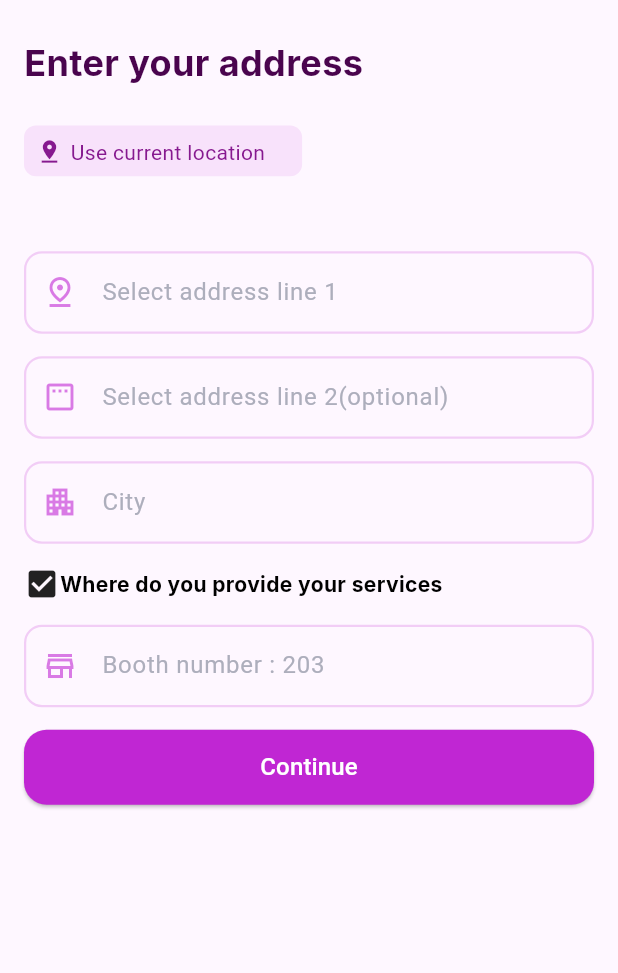
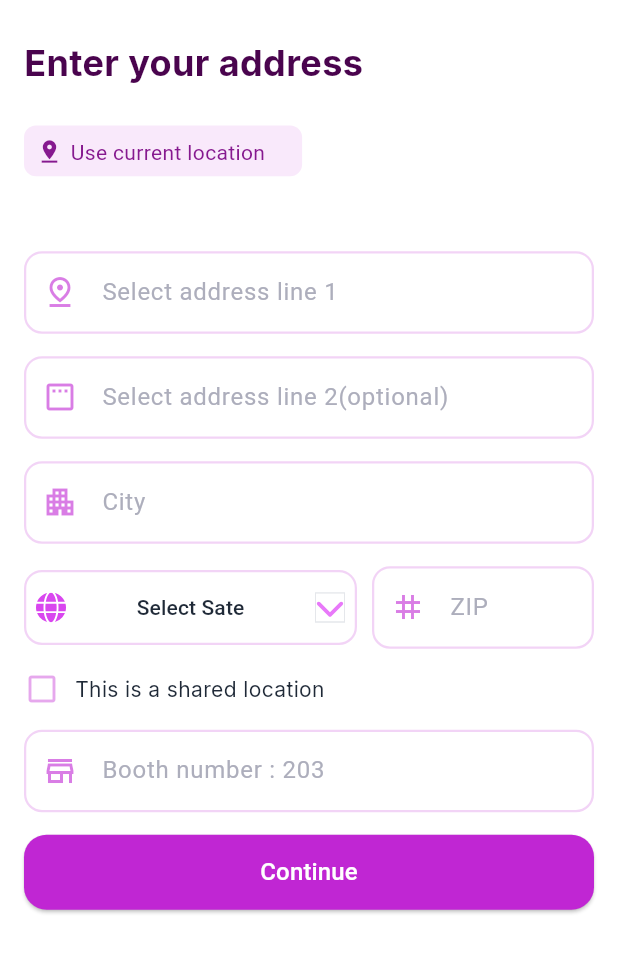
Before and after one commit to Chinmayverma1602/1glam, a Flutter app: the AboutMePage screen opened directly, after a tap on "Continue", on a phone screen of 412 x 824 dp, the part 95-1068 px from its top. Run offline on Flutter 3.47's test engine with Material 3 defaults, Android fonts, the light colour scheme and no system bars; our stand-ins replace flutter_svg, google_fonts, pinput.

Commit message:
Address details page updated

```diff
--- a/lib/constants/AppColors.dart
+++ b/lib/constants/AppColors.dart
@@ -9,4 +9,5 @@ class AppColors {
   static const Color subtitle = Color(0xFF86198F);
   static const Color facebookBlue = Color(0xFF1877F2);
   static const Color hintText = Color(0xFFADAEBC);
+  static const Color text = Color(0xFF1F2937);
 }
--- a/lib/screens/AddressDetailsPage.dart
+++ b/lib/screens/AddressDetailsPage.dart
@@ -1,6 +1,7 @@
 import 'package:flutter/material.dart';
 import 'package:glam1/constants/AppColors.dart';
 import 'package:glam1/widgets/CustomButton.dart';
+import 'package:glam1/widgets/CustomButton2.dart';
 import 'package:glam1/widgets/CustomHeader.dart';
 import 'package:glam1/widgets/CustomSubtitle.dart';
 import 'package:glam1/widgets/CustomTextInputField.dart';
@@ -17,6 +18,7 @@ class _AddressDetailsPageState extends State<AddressDetailsPage> {
   @override
   Widget build(BuildContext context) {
     return Scaffold(
+      backgroundColor: Colors.white,
       body: Padding(
         padding: const EdgeInsets.symmetric(vertical: 10, horizontal: 16),
         child: Column(
@@ -49,11 +51,29 @@ class _AddressDetailsPageState extends State<AddressDetailsPage> {
             CustomTextInputField(hintText: "Select address line 2(optional)", icon: Icons.padding_outlined),
              SizedBox(height: 15,),
             CustomTextInputField(hintText: "City", icon: Icons.apartment_outlined),
+            SizedBox(height: 15,),
+            Row(
+              children: [
+                Expanded(
+                  flex: 3,
+                  child: CustomButton2(text: "Select Sate", borderColor: AppColors.primary.withOpacity(0.2), leadingImage: 'assets/images/Frame.svg',trailingImage: 'assets/images/i.svg',),
+                ),
+                SizedBox(width: 10),
+                Expanded(
+                  flex: 2,
+                  child: CustomTextInputField(
+                    hintText: "ZIP",
+                    icon: Icons.tag,
+                  ),
+                ),
+              ],
+            ),
              SizedBox(height: 15,),
             Row(
               children: [
-                Icon(Icons.check_box),
-                CustomSubTitle(subtitle: "Where do you provide your services", color: Colors.black),
+                Icon(Icons.check_box_outline_blank, color: AppColors.primary.withOpacity(0.4),),
+                SizedBox(width: 10,),
+                CustomSubTitle(subtitle: "This is a shared location", color: AppColors.text),
               ],
             ),
              SizedBox(height: 15,),
--- a/lib/widgets/CustomButton2.dart
+++ b/lib/widgets/CustomButton2.dart
@@ -1,5 +1,6 @@
 import 'package:flutter/material.dart';
 import 'package:flutter_svg/flutter_svg.dart';
+import 'package:glam1/constants/AppColors.dart';
 
 class CustomButton2 extends StatelessWidget {
   final String text;
@@ -44,7 +45,7 @@ class CustomButton2 extends StatelessWidget {
             ),
           Text(
             text,
-            style: const TextStyle(color: Colors.black, fontWeight: FontWeight.bold),
+            style: const TextStyle(color: AppColors.text, ),
           ),
           if (trailingImage != null)
             Row(
--- a/lib/widgets/CustomSubtitle.dart
+++ b/lib/widgets/CustomSubtitle.dart
@@ -13,7 +13,7 @@ class CustomSubTitle extends StatelessWidget {
   Widget build(BuildContext context) {
     return Column(
       children: [
-        Text(subtitle, style: GoogleFonts.inter(fontSize: 14, fontWeight: FontWeight.bold, color:color ),)
+        Text(subtitle, style: GoogleFonts.inter(fontSize: 14,  color:color ),)
       ],
     );
   }
```
